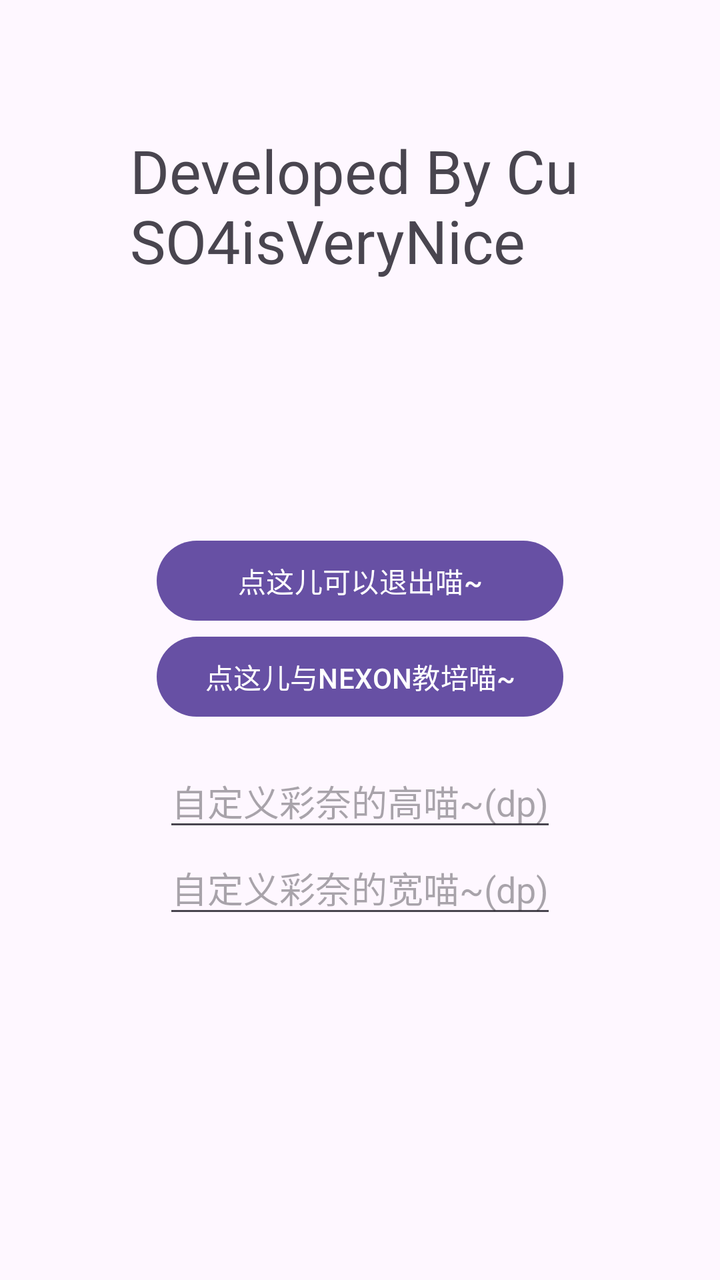
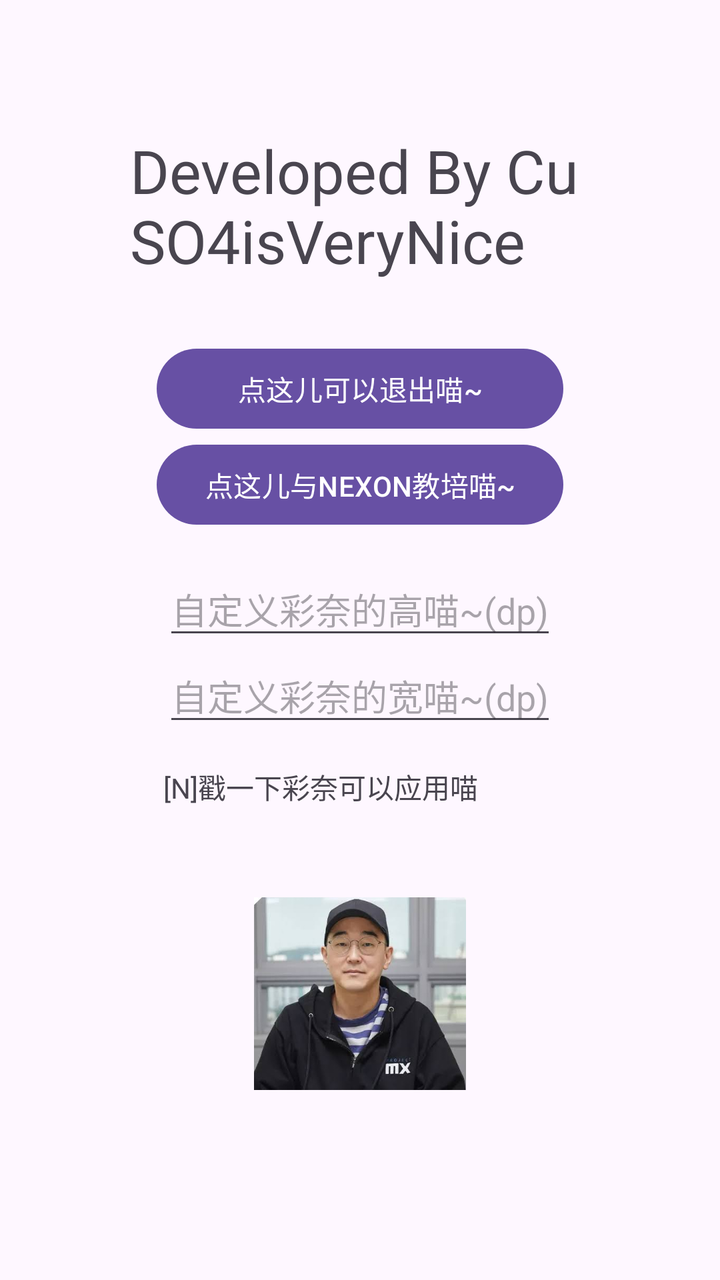

The first picture is an Android layout as it rendered before a commit; the second is the same layout after the commit. The layout source and the unified diff follow.
<!-- AndroidManifest.xml: application theme AppTheme -->
<!-- res/layout/activity_main.xml -->
<?xml version="1.0" encoding="utf-8"?>
<LinearLayout
     xmlns:android="http://schemas.android.com/apk/res/android"
     xmlns:app="http://schemas.android.com/apk/res-auto"
     xmlns:tools="http://schemas.android.com/tools"
     android:layout_height="match_parent"
     android:layout_width="match_parent"
     android:gravity="center|top"
     android:padding="50dp"
     android:orientation="vertical"
     tools:context=".MainActivity"
     android:id="@+id/main_linear_layout">

    <TextView
         android:layout_height="wrap_content"
         android:layout_width="wrap_content"
         android:padding="15dp"
         android:textSize="30sp"
         android:text="Developed By CuSO4isVeryNice" />

    <LinearLayout
         android:layout_height="fill_parent"
         android:layout_width="fill_parent"
         android:gravity="center"
         android:padding="15dp"
         android:orientation="vertical">

        <LinearLayout
             android:layout_height="wrap_content"
             android:layout_width="wrap_content"
             android:orientation="vertical">

            <com.google.android.material.button.MaterialButton
                 android:layout_height="wrap_content"
                 android:layout_width="fill_parent"
                 android:text="点这儿可以退出喵~"
                 android:id="@+id/close_window_button" />

            <com.google.android.material.button.MaterialButton
                 android:layout_height="wrap_content"
                 android:layout_width="wrap_content"
                 android:text="点这儿与NEXON教培喵~"
                 android:id="@+id/fuck_nexon" />

        </LinearLayout>

        <LinearLayout
             android:layout_height="wrap_content"
             android:layout_width="wrap_content"
             android:padding="15dp"
             android:orientation="vertical">

            <EditText
                 android:layout_height="wrap_content"
                 android:layout_width="wrap_content"
                 android:hint="自定义彩奈的高喵~(dp)"
                 android:inputType="number"
                 android:id="@+id/set_height" />

            <EditText
                 android:layout_height="wrap_content"
                 android:layout_width="wrap_content"
                 android:hint="自定义彩奈的宽喵~(dp)"
                 android:inputType="number"
                 android:id="@+id/set_width" />

        </LinearLayout>

    </LinearLayout>

</LinearLayout>
<!-- resources referenced by this layout -->
<resources>
  <style name="AppTheme" parent="Base.AppTheme" />
  <style name="Base.AppTheme" parent="Theme.Material3.DayNight.NoActionBar">
    </style>
</resources>

<!-- the commit's change to res/layout/activity_main.xml (unified diff, before → after) -->
@@ -64,6 +64,34 @@
                  android:inputType="number"
                  android:id="@+id/set_width" />
 
+            <TextView
+                 android:layout_height="wrap_content"
+                 android:layout_width="wrap_content"
+                 android:text="[N]戳一下彩奈可以应用喵"
+                 android:paddingTop="15dp" />
+
+        </LinearLayout>
+
+        <LinearLayout
+             android:layout_height="wrap_content"
+             android:layout_width="wrap_content"
+             android:gravity="center"
+             android:padding="30dp"
+             android:orientation="vertical">
+
+            <TextView
+                 android:layout_height="wrap_content"
+                 android:layout_width="wrap_content"
+                 android:textSize="15sp"
+                 android:text="甲级战犯•金用河" />
+
+            <ImageView
+                 android:layout_height="120dp"
+                 android:layout_width="120dp"
+                 android:src="@drawable/kim"
+                 android:maxHeight="30dp"
+                 android:maxWidth="15dp" />
+
         </LinearLayout>
 
     </LinearLayout>
<!-- resource entries referenced after the edit -->
@@ -1,5 +1,6 @@
 <!-- resources referenced by this layout -->
 <resources>
+  <!-- drawable kim: jpeg bitmap (drawable, 17326 bytes) -->
   <style name="AppTheme" parent="Base.AppTheme" />
   <style name="Base.AppTheme" parent="Theme.Material3.DayNight.NoActionBar">
     </style>
